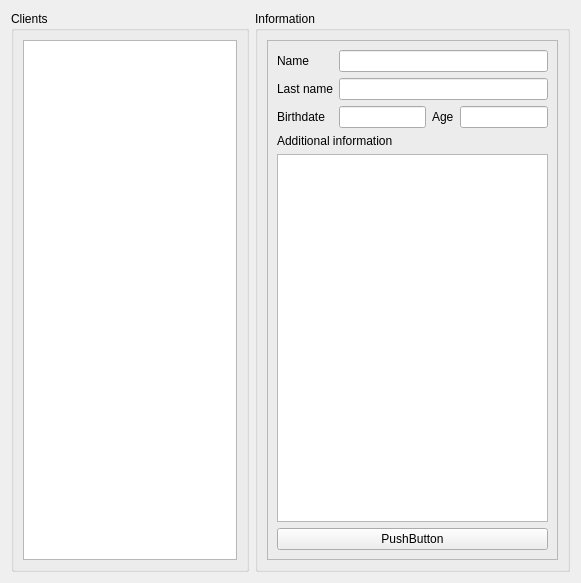
The window that ui/pages/clientinfo.ui (Artem535/PsyClientManager) describes before a commit, drawn with Qt 5.
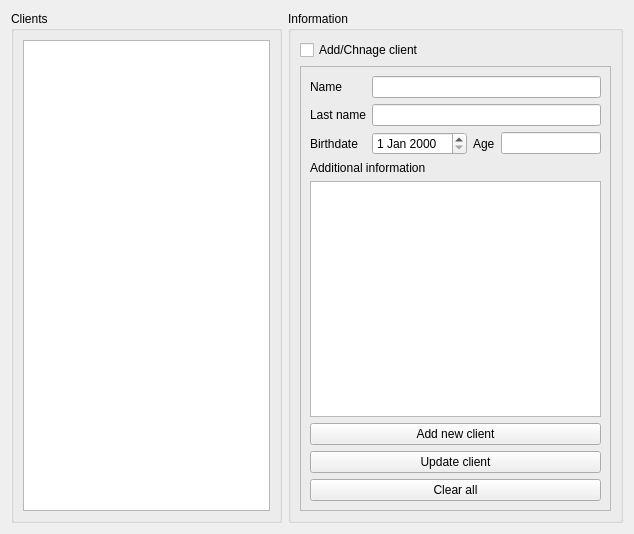
The same window after the commit.

Commit message: Realized adding a new person and update exist client

Diff of the .ui file:
```diff
--- a/ui/pages/clientinfo.ui
+++ b/ui/pages/clientinfo.ui
@@ -6,8 +6,8 @@
    <rect>
     <x>0</x>
     <y>0</y>
-    <width>581</width>
-    <height>583</height>
+    <width>634</width>
+    <height>534</height>
    </rect>
   </property>
   <property name="windowTitle">
@@ -32,6 +32,13 @@
       <string>Information</string>
      </property>
      <layout class="QVBoxLayout" name="verticalLayout_2">
+      <item>
+       <widget class="QCheckBox" name="add_update_checkbox">
+        <property name="text">
+         <string>Add/Chnage client</string>
+        </property>
+       </widget>
+      </item>
       <item>
        <widget class="QFrame" name="frame">
         <property name="frameShape">
@@ -70,7 +77,7 @@
            <item row="2" column="1">
             <layout class="QHBoxLayout" name="horizontalLayout_5">
              <item>
-              <widget class="QLineEdit" name="lineEdit_3"/>
+              <widget class="QDateEdit" name="birthdate_input"/>
              </item>
              <item>
               <widget class="QLabel" name="label_5">
@@ -102,7 +109,21 @@
          <item>
           <widget class="QPushButton" name="pushButton">
            <property name="text">
-            <string>PushButton</string>
+            <string>Add new client</string>
+           </property>
+          </widget>
+         </item>
+         <item>
+          <widget class="QPushButton" name="update_button">
+           <property name="text">
+            <string>Update client</string>
+           </property>
+          </widget>
+         </item>
+         <item>
+          <widget class="QPushButton" name="clear_button">
+           <property name="text">
+            <string>Clear all</string>
            </property>
           </widget>
          </item>
```
Left out of the diff: 8 changed lines with no effect on the pictures. The commit also changes 15 other files.
